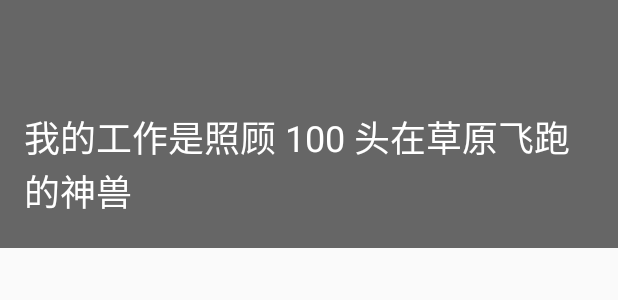
After one commit to Erlangshen/BihuDaily, an Android app: the layout head_view.xml on its own in the app's theme, with its tools: preview values and no code run, on a phone screen of 412 x 824 dp. The commit adds this screen. Shown: the top 300 px of the screen. Run offline under Robolectric (Android 15) with nearby library versions, the phone set to English and light mode, and no system bars.

Commit message:
添加部分轮询界面

```diff
--- a/app/src/main/java/com/lk/bihu/fragment/ContentFragment.java
+++ b/app/src/main/java/com/lk/bihu/fragment/ContentFragment.java
@@ -1,12 +1,8 @@
 package com.lk.bihu.fragment;
 
-import android.os.Handler;
-import android.os.Message;
 import android.support.v4.widget.SwipeRefreshLayout;
 import android.text.TextUtils;
-import android.util.Log;
 import android.view.View;
-import android.widget.ArrayAdapter;
 import android.widget.ListView;
 
 import com.lk.bihu.R;
--- a/app/src/main/res/layout/bihu_list_item.xml
+++ b/app/src/main/res/layout/bihu_list_item.xml
@@ -2,7 +2,7 @@
 <LinearLayout xmlns:android="http://schemas.android.com/apk/res/android"
     android:layout_width="match_parent"
     android:layout_height="match_parent"
-    android:background="#EEEEEE"
+    android:background="#FFFFFF"
     android:orientation="horizontal"
     android:padding="10dp">
 
@@ -11,7 +11,6 @@
         android:layout_width="0dp"
         android:layout_height="wrap_content"
         android:layout_weight="1"
-        android:text="Facebook 前产品总监：我不招聘只想当 CEO 的产品经理"
         android:textColor="#111111"
         android:textSize="15sp" />
 
@@ -21,7 +20,6 @@
         android:layout_height="65dp"
         android:layout_marginLeft="15dp"
         android:layout_marginRight="5dp"
-        android:scaleType="fitXY"
-        android:src="@drawable/splash" />
+        android:scaleType="fitXY" />
 
 </LinearLayout>
--- /dev/null
+++ b/app/src/main/res/layout/head_view.xml
@@ -0,0 +1,44 @@
+<?xml version="1.0" encoding="utf-8"?>
+<RelativeLayout xmlns:android="http://schemas.android.com/apk/res/android"
+    android:layout_width="match_parent"
+    android:layout_height="match_parent">
+
+    <android.support.v4.view.ViewPager
+        android:id="@+id/headVp"
+        android:layout_width="match_parent"
+        android:layout_height="165dp"></android.support.v4.view.ViewPager>
+
+    <RelativeLayout
+        android:layout_width="match_parent"
+        android:layout_height="165dp"
+        android:background="#666666">
+
+        <LinearLayout
+            android:id="@+id/headLinear"
+            android:layout_width="wrap_content"
+            android:layout_height="wrap_content"
+            android:layout_alignParentBottom="true"
+            android:layout_centerInParent="true"
+            android:layout_marginBottom="10dp"
+            android:orientation="horizontal"></LinearLayout>
+
+        <LinearLayout
+            android:layout_width="match_parent"
+            android:layout_height="145dp"
+            android:orientation="vertical"
+            android:paddingLeft="16dp"
+            android:paddingRight="16dp">
+            <TextView
+                android:layout_width="match_parent"
+                android:layout_height="0dp"
+                android:layout_weight="1"/>
+            <TextView
+                android:id="@+id/headTv"
+                android:layout_width="match_parent"
+                android:layout_height="wrap_content"
+                android:text="我的工作是照顾 100 头在草原飞跑的神兽"
+                android:textColor="#FFFFFF"
+                android:textSize="24sp" />
+        </LinearLayout>
+    </RelativeLayout>
+</RelativeLayout>
```
